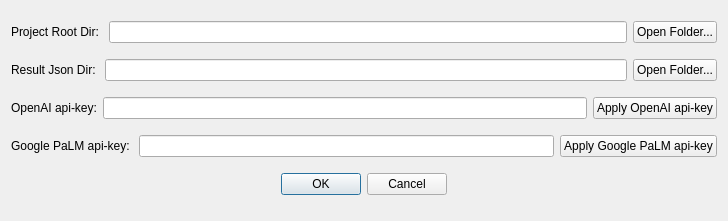
The window that ui/settings.ui (CasinoHe/GenerateCodeUseGPT) describes before a commit, drawn with Qt 5.
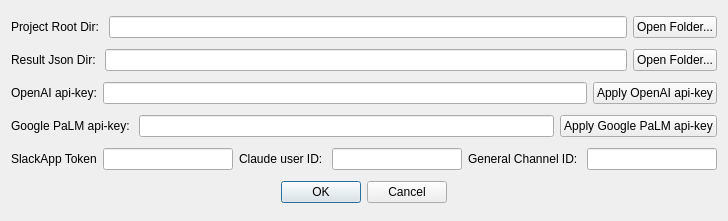
The same window after the commit.

Commit message: add support for chating with claude in slack

```diff
--- a/ui/settings.ui
+++ b/ui/settings.ui
@@ -100,6 +100,40 @@
        </item>
       </layout>
      </item>
+     <item>
+      <layout class="QHBoxLayout" name="horizontalLayout_6">
+       <item>
+        <widget class="QLabel" name="label_5">
+         <property name="text">
+          <string>SlackApp Token</string>
+         </property>
+        </widget>
+       </item>
+       <item>
+        <widget class="QLineEdit" name="lineEditSlackAuthToken"/>
+       </item>
+       <item>
+        <widget class="QLabel" name="label_6">
+         <property name="text">
+          <string>Claude user ID: </string>
+         </property>
+        </widget>
+       </item>
+       <item>
+        <widget class="QLineEdit" name="lineEditClaudeUserID"/>
+       </item>
+       <item>
+        <widget class="QLabel" name="label_7">
+         <property name="text">
+          <string>General Channel ID: </string>
+         </property>
+        </widget>
+       </item>
+       <item>
+        <widget class="QLineEdit" name="lineEditSlackChannelID"/>
+       </item>
+      </layout>
+     </item>
      <item>
       <widget class="QDialogButtonBox" name="buttonBox">
        <property name="orientation">
```
The commit also changes 6 other files.
